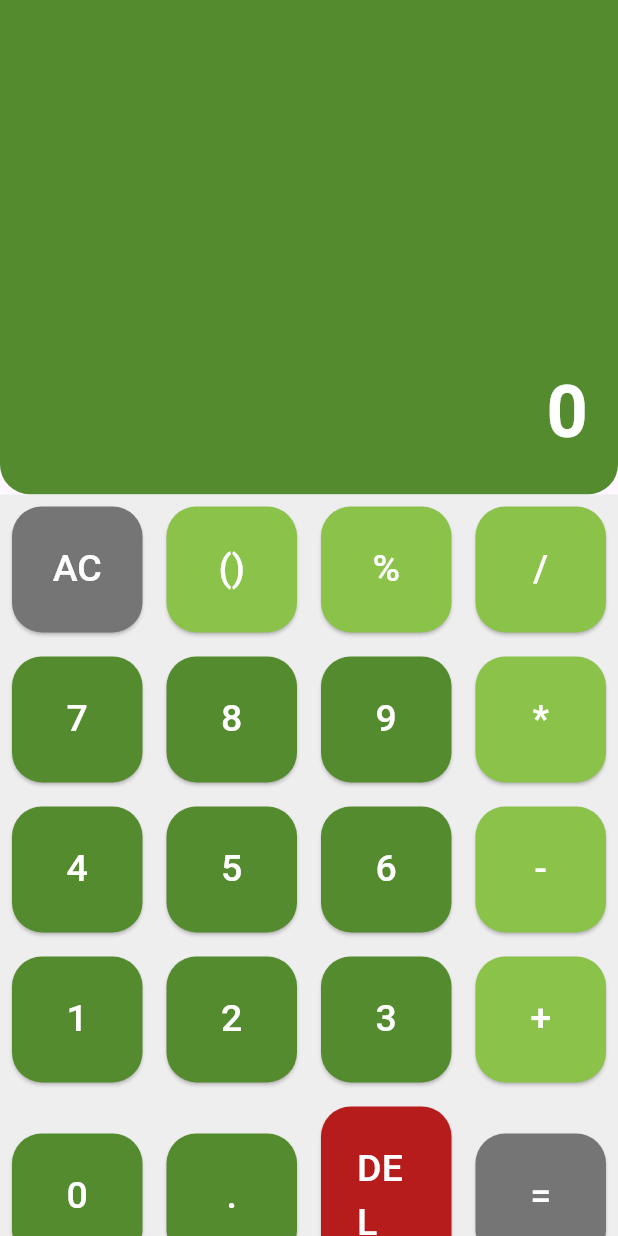
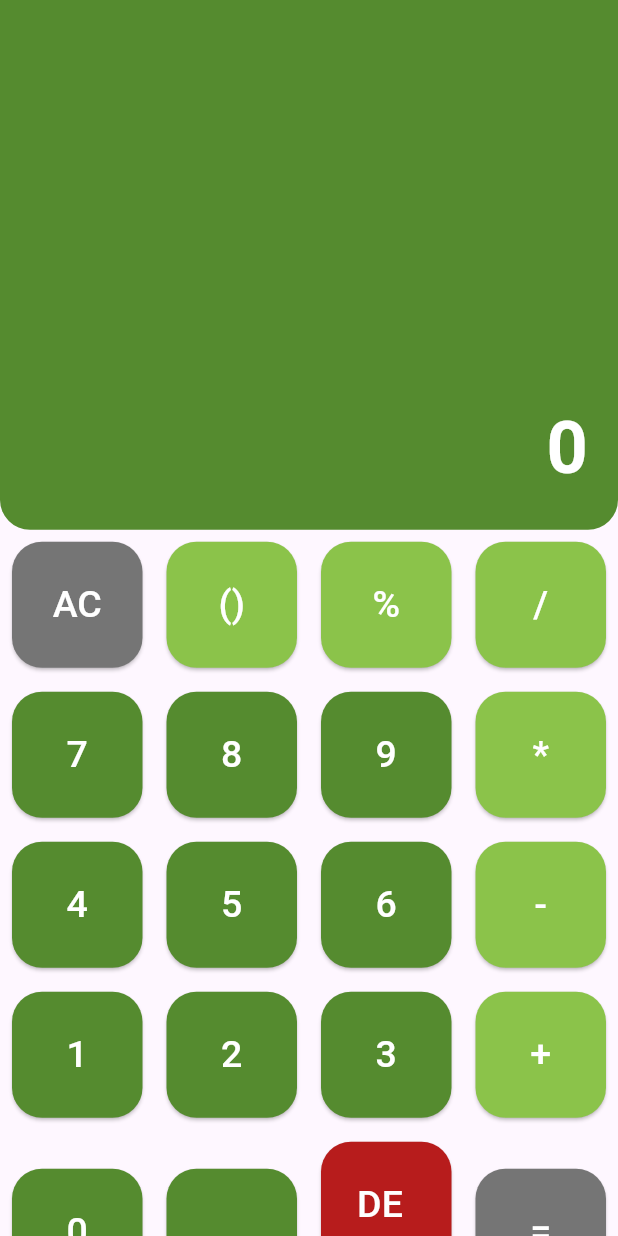
Before and after one commit to mynulyt/Calculator-App, a Flutter app: the screen it shows after launch, on a phone screen of 412 x 824 dp. Run offline on Flutter 3.47's test engine with Material 3 defaults, Android fonts, the phone set to English and light mode, and no system bars.

Commit message:
calculator

```diff
--- a/lib/calculator.dart
+++ b/lib/calculator.dart
@@ -9,25 +9,22 @@ class Calculator extends StatefulWidget {
 }
 
 class _CalculatorState extends State<Calculator> {
-  String _input = '0'; // Current input display
-  String _output = '0'; // Result display
-  String _operation = ''; // Current operation (+, -, *, /, etc.)
-  double _num1 = 0; // First number in calculation
-  double _num2 = 0; // Second number in calculation
-  bool _shouldResetInput = false; // Flag to reset input after operation
+  String _input = '0';
+  String _output = '0';
+  String _operation = '';
+  double _num1 = 0;
+  double _num2 = 0;
+  bool _shouldResetInput = false;
 
-  // Handles button presses
   void buttonPressed(String buttonText) {
     setState(() {
       if (buttonText == 'AC') {
-        // Clear everything
         _input = '0';
         _output = '0';
         _operation = '';
         _num1 = 0;
         _num2 = 0;
       } else if (buttonText == 'DEL') {
-        // Delete last character
         if (_input.length > 1) {
           _input = _input.substring(0, _input.length - 1);
         } else {
@@ -38,12 +35,10 @@ class _CalculatorState extends State<Calculator> {
           buttonText == '*' ||
           buttonText == '/' ||
           buttonText == '%') {
-        // Handle operations
         _num1 = double.parse(_input);
         _operation = buttonText;
         _shouldResetInput = true;
       } else if (buttonText == '=') {
-        // Calculate result
         _num2 = double.parse(_input);
 
         switch (_operation) {
@@ -64,7 +59,6 @@ class _CalculatorState extends State<Calculator> {
             break;
         }
 
-        // Remove decimal if it's .0
         if (_output.endsWith('.0')) {
           _output = _output.substring(0, _output.length - 2);
         }
@@ -72,13 +66,10 @@ class _CalculatorState extends State<Calculator> {
         _input = _output;
         _operation = '';
       } else if (buttonText == '.') {
-        // Handle decimal point
         if (!_input.contains('.')) {
           _input += '.';
         }
       } else if (buttonText == '()') {
-        // Handle parentheses (placeholder - could be implemented for complex expressions)
-        // For now, just toggle between adding opening and closing parentheses
         if (_input == '0') {
           _input = '(';
         } else if (!_input.contains('(')) {
@@ -87,7 +78,6 @@ class _CalculatorState extends State<Calculator> {
           _input += ')';
         }
       } else {
-        // Handle number input
         if (_input == '0' || _shouldResetInput) {
           _input = buttonText;
           _shouldResetInput = false;
@@ -105,9 +95,8 @@ class _CalculatorState extends State<Calculator> {
         child: Column(
           mainAxisAlignment: MainAxisAlignment.center,
           children: [
-            // Display area
             Expanded(
-              flex: 2,
+              flex: 3,
               child: Container(
                 width: double.infinity,
                 decoration: BoxDecoration(
@@ -122,7 +111,6 @@ class _CalculatorState extends State<Calculator> {
                   mainAxisAlignment: MainAxisAlignment.end,
                   crossAxisAlignment: CrossAxisAlignment.end,
                   children: [
-                    // Operation display (smaller text)
                     Text(
                       _num1 != 0 ? '$_num1 $_operation' : '',
                       style: TextStyle(
@@ -131,7 +119,6 @@ class _CalculatorState extends State<Calculator> {
                       ),
                     ),
                     const SizedBox(height: 10),
-                    // Main display (larger text)
                     Text(
                       _input,
                       style: const TextStyle(
@@ -146,14 +133,11 @@ class _CalculatorState extends State<Calculator> {
               ),
             ),
 
-            // Button area
             Expanded(
-              flex: 3,
+              flex: 4,
               child: Container(
-                color: Colors.grey[200],
                 child: Column(
                   children: [
-                    // First row (AC, (), %, /)
                     Row(
                       children: [
                         CustomButtom(
@@ -179,7 +163,6 @@ class _CalculatorState extends State<Calculator> {
                       ],
                     ),
 
-                    // Second row (7, 8, 9, *)
                     Row(
                       children: [
                         CustomButtom(
@@ -202,7 +185,6 @@ class _CalculatorState extends State<Calculator> {
                       ],
                     ),
 
-                    // Third row (4, 5, 6, -)
                     Row(
                       children: [
                         CustomButtom(
@@ -225,7 +207,6 @@ class _CalculatorState extends State<Calculator> {
                       ],
                     ),
 
-                    // Fourth row (1, 2, 3, +)
                     Row(
                       children: [
                         CustomButtom(
@@ -248,7 +229,6 @@ class _CalculatorState extends State<Calculator> {
                       ],
                     ),
 
-                    // Fifth row (0, ., DEL, =)
                     Row(
                       children: [
                         CustomButtom(
--- a/pubspec.yaml
+++ b/pubspec.yaml
@@ -34,6 +34,7 @@ dependencies:
   # The following adds the Cupertino Icons font to your application.
   # Use with the CupertinoIcons class for iOS style icons.
   cupertino_icons: ^1.0.8
+
 
 dev_dependencies:
   flutter_test:
```
